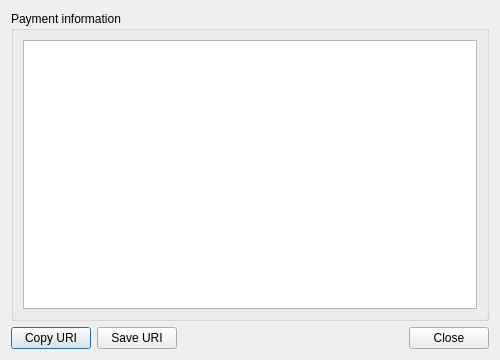
Above: src/gui/ui/showpaymentrequest.ui from discretecoin/discrete-wallet before the change. Below: the same form after it.
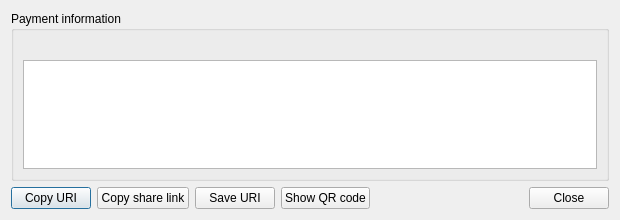
That is the form after the change. Icons and pictures are not drawn.

```diff
--- a/src/gui/ui/showpaymentrequest.ui
+++ b/src/gui/ui/showpaymentrequest.ui
@@ -6,14 +6,14 @@
    <rect>
     <x>0</x>
     <y>0</y>
-    <width>500</width>
-    <height>360</height>
+    <width>620</width>
+    <height>220</height>
    </rect>
   </property>
   <property name="minimumSize">
    <size>
     <width>500</width>
-    <height>300</height>
+    <height>0</height>
    </size>
   </property>
   <property name="maximumSize">
@@ -28,18 +28,25 @@
   <layout class="QVBoxLayout" name="verticalLayout" stretch="1,0">
    <item>
     <widget class="QGroupBox" name="m_paymentRequestContent">
-     <property name="minimumSize">
-      <size>
-       <width>0</width>
-       <height>150</height>
-      </size>
-     </property>
      <property name="title">
       <string>Payment information</string>
      </property>
      <layout class="QGridLayout" name="gridLayout">
       <item row="0" column="0">
-       <widget class="QTextEdit" name="m_paymentRequestUriText">
+       <widget class="QLabel" name="m_recipientStatusLabel">
+        <property name="text">
+         <string/>
+        </property>
+        <property name="wordWrap">
+         <bool>true</bool>
+        </property>
+       </widget>
+      </item>
+      <item row="1" column="0">
+       <widget class="QTextBrowser" name="m_paymentRequestUriText">
+        <property name="toolTip">
+         <string>Click the payment request to open it in this wallet.</string>
+        </property>
         <property name="whatsThis">
          <string/>
         </property>
@@ -61,12 +68,39 @@
       </widget>
      </item>
      <item>
-      <widget class="QPushButton" name="m_saveUriButton">
+      <widget class="QPushButton" name="m_copyShareLinkButton">
+       <property name="visible">
+        <bool>false</bool>
+       </property>
+       <property name="toolTip">
+        <string>Copy a web link that can be shared in chats and opened in a browser.</string>
+       </property>
+       <property name="text">
+        <string>Copy share link</string>
+       </property>
+      </widget>
+     </item>
+     <item>
+     <widget class="QPushButton" name="m_saveUriButton">
        <property name="text">
         <string>Save URI</string>
        </property>
       </widget>
      </item>
+     <item>
+      <widget class="QPushButton" name="m_showQrCodeButton">
+       <property name="visible">
+        <bool>false</bool>
+       </property>
+       <property name="text">
+        <string>Show QR code</string>
+       </property>
+       <property name="icon">
+        <iconset resource="../../resources.qrc">
+         <normaloff>:/icons/qrcode</normaloff>:/icons/qrcode</iconset>
+       </property>
+      </widget>
+     </item>
      <item>
       <spacer name="horizontalSpacer">
        <property name="orientation">
```
Left out of the diff: 10 changed lines with no effect on the pictures.
